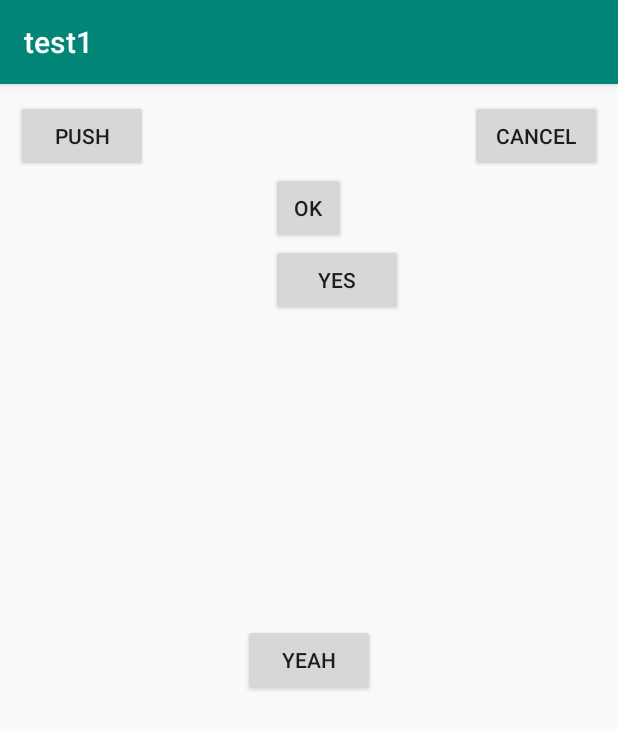
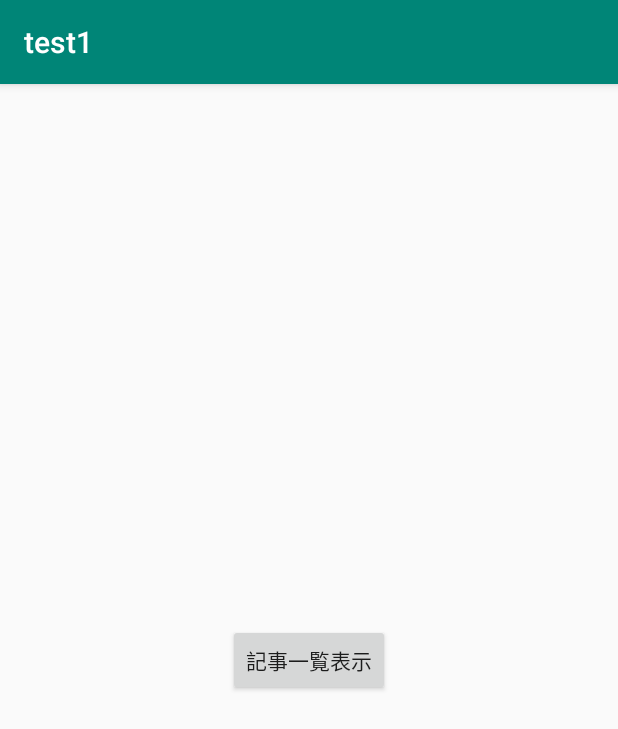
Before and after one commit to 9mmichael/Android_test1, an Android app: the screen it shows after launch (MainActivity), on a phone screen of 412 x 824 dp. Shown: the top 729 px of the screen. Run offline under Robolectric (Android 15) with nearby library versions, the phone set to English and light mode, and no system bars.

```diff
--- a/app/build.gradle
+++ b/app/build.gradle
@@ -30,4 +30,5 @@ dependencies {
     testImplementation 'junit:junit:4.12'
     androidTestImplementation 'com.android.support.test:runner:1.0.2'
     androidTestImplementation 'com.android.support.test.espresso:espresso-core:3.0.2'
+    implementation 'com.android.support:recyclerview-v7:28.0.0'
 }
--- a/app/src/main/AndroidManifest.xml
+++ b/app/src/main/AndroidManifest.xml
@@ -16,6 +16,7 @@
                 <category android:name="android.intent.category.LAUNCHER" />
             </intent-filter>
         </activity>
+        <activity android:name=".ArticlesActivity" />
     </application>
 
 </manifest>
--- a/app/src/main/java/com/example/michael/test1/MainActivity.kt
+++ b/app/src/main/java/com/example/michael/test1/MainActivity.kt
@@ -1,12 +1,27 @@
 package com.example.michael.test1
 
+import android.content.Intent
 import android.support.v7.app.AppCompatActivity
 import android.os.Bundle
+import android.widget.Button
 
 class MainActivity : AppCompatActivity() {
 
     override fun onCreate(savedInstanceState: Bundle?) {
         super.onCreate(savedInstanceState)
         setContentView(R.layout.activity_main)
+
+        //Buttonの宣言
+        val button: Button = findViewById(R.id.buttonTrans)
+
+        //Intentの宣言
+        val intent: Intent = Intent(this@MainActivity, ArticlesActivity::class.java)
+
+        //Button(IDがbuttonTrans)をタップされたときの処理
+        button.setOnClickListener {
+            startActivity(intent)
+        }
+
+        //test2
     }
 }
--- a/app/src/main/res/layout/activity_main.xml
+++ b/app/src/main/res/layout/activity_main.xml
@@ -6,103 +6,25 @@
     android:layout_height="match_parent"
     tools:context=".MainActivity">
 
-    <!--<LinearLayout
+    <LinearLayout
+        android:orientation="vertical"
         android:layout_width="match_parent"
-        android:layout_height="wrap_content"
-        android:orientation="vertical">
+        android:layout_height="match_parent"
+        android:gravity="center"
+        >
 
-        <LinearLayout
-            android:layout_width="match_parent"
-            android:layout_height="wrap_content"
-            android:orientation="horizontal">
-
-            <TextView
-                android:id="@+id/textView2"
-                android:layout_width="wrap_content"
-                android:layout_height="wrap_content"
-                android:text="名前" />
-
-            <EditText
-                android:layout_width="wrap_content"
-                android:layout_height="wrap_content"
-                android:layout_weight="1" />
-
-        </LinearLayout>
-
-        <LinearLayout
-            android:layout_width="match_parent"
-            android:layout_height="wrap_content"
-            android:orientation="horizontal" >
-
-            <TextView
-                android:id="@+id/textView3"
-                android:layout_width="wrap_content"
-                android:layout_height="wrap_content"
-                android:text="コメント" />
-
-            <EditText
-                android:layout_width="wrap_content"
-                android:layout_height="wrap_content"
-                android:layout_weight="1" />
-        </LinearLayout>
-
-        <LinearLayout
+        <Button
+            android:id="@+id/buttonTrans"
             android:layout_width="wrap_content"
             android:layout_height="wrap_content"
-            android:layout_gravity="center"
-            android:orientation="horizontal">
+            android:text="記事一覧表示"
+            tools:ignore="HardcodedText" />
 
-            <Button
-                android:id="@+id/button"
-                android:layout_width="70dp"
-                android:layout_height="wrap_content"
-                android:layout_weight="1"
-                android:text="OK" />
-        </LinearLayout>
-    </LinearLayout>-->
+    </LinearLayout>
 
-    <RelativeLayout
-        android:layout_width="match_parent"
-        android:layout_height="match_parent"
-        android:padding="16px">
 
-        <Button
-            android:id="@+id/buttonPush"
-            android:layout_width="wrap_content"
-            android:layout_height="wrap_content"
-            android:text="PUSH"/>
 
-        <Button
-            android:id="@+id/buttonOk"
-            android:layout_width="50dp"
-            android:layout_height="wrap_content"
-            android:text="OK"
-            android:layout_below="@id/buttonPush"
-            android:layout_centerHorizontal="true"/>
 
-        <Button
-            android:id="@+id/buttonCancel"
-            android:layout_width="wrap_content"
-            android:layout_height="wrap_content"
-            android:text="CANCEL"
-            android:layout_alignParentEnd="true"/>
-
-        <Button
-            android:id="@+id/buttonYeah"
-            android:layout_width="wrap_content"
-            android:layout_height="wrap_content"
-            android:text="YEAH"
-            android:layout_centerInParent="true"/>
-
-        <Button
-            android:id="@+id/buttonYes"
-            android:layout_width="wrap_content"
-            android:layout_height="wrap_content"
-            android:text="YES"
-            android:layout_below="@id/buttonOk"
-            android:layout_alignStart="@id/buttonOk"/>
-
-    </RelativeLayout>
 
 
 </android.support.constraint.ConstraintLayout>
--- a/app/src/main/res/values/strings.xml
+++ b/app/src/main/res/values/strings.xml
@@ -1,3 +1,5 @@
 <resources>
     <string name="app_name">test1</string>
+    <string name="test">test</string>
+    <string name="helloText">Hello World!</string>
 </resources>
```
Also changed, not shown: app/src/main/java/com/example/michael/test1/ArticlesActivity.kt (added, +15 -0 lines), app/src/main/res/layout/activity_articles.xml (added, +28 -0 lines), app/src/main/res/layout/row_article.xml (added, +48 -0 lines).
